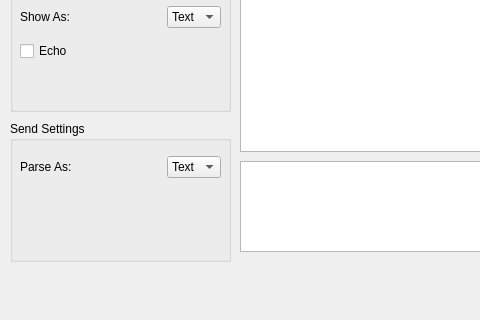
Qt form mainwindow.ui (tuna/QSerial) before a commit; both pictures show x 0 to 480 and y 319 to 639 of the 884 by 639 pixel window.
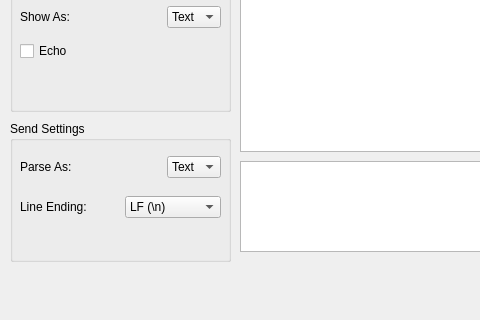
The same form after that commit.

Commit message: Support lf, cr+lf, cr and no line ending

Patch:
```diff
--- a/mainwindow.ui
+++ b/mainwindow.ui
@@ -511,6 +511,62 @@
       </item>
      </layout>
     </widget>
+    <widget class="QWidget" name="horizontalLayoutWidget_10">
+     <property name="geometry">
+      <rect>
+       <x>10</x>
+       <y>70</y>
+       <width>201</width>
+       <height>32</height>
+      </rect>
+     </property>
+     <layout class="QHBoxLayout" name="horizontalLayout_10">
+      <item>
+       <widget class="QLabel" name="label_11">
+        <property name="text">
+         <string>Line Ending:</string>
+        </property>
+       </widget>
+      </item>
+      <item>
+       <spacer name="horizontalSpacer_10">
+        <property name="orientation">
+         <enum>Qt::Horizontal</enum>
+        </property>
+        <property name="sizeHint" stdset="0">
+         <size>
+          <width>40</width>
+          <height>20</height>
+         </size>
+        </property>
+       </spacer>
+      </item>
+      <item>
+       <widget class="QComboBox" name="lineEndingComboBox">
+        <item>
+         <property name="text">
+          <string>LF (\n)</string>
+         </property>
+        </item>
+        <item>
+         <property name="text">
+          <string>CR LF (\r \n)</string>
+         </property>
+        </item>
+        <item>
+         <property name="text">
+          <string>CR (\r)</string>
+         </property>
+        </item>
+        <item>
+         <property name="text">
+          <string>None</string>
+         </property>
+        </item>
+       </widget>
+      </item>
+     </layout>
+    </widget>
    </widget>
    <widget class="QPlainTextEdit" name="inputPlainTextEdit">
     <property name="geometry">
```
Left out of the diff: 21 changed lines with no effect on the pictures. The commit also changes 2 other files.
